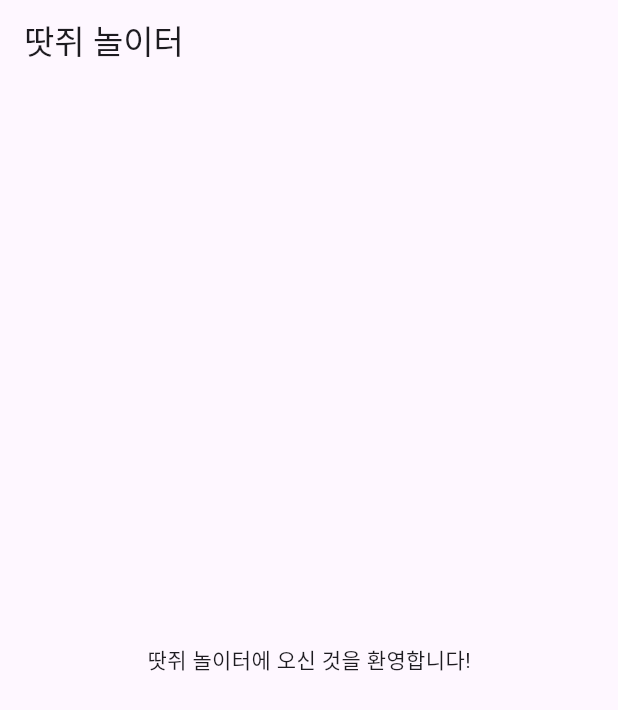
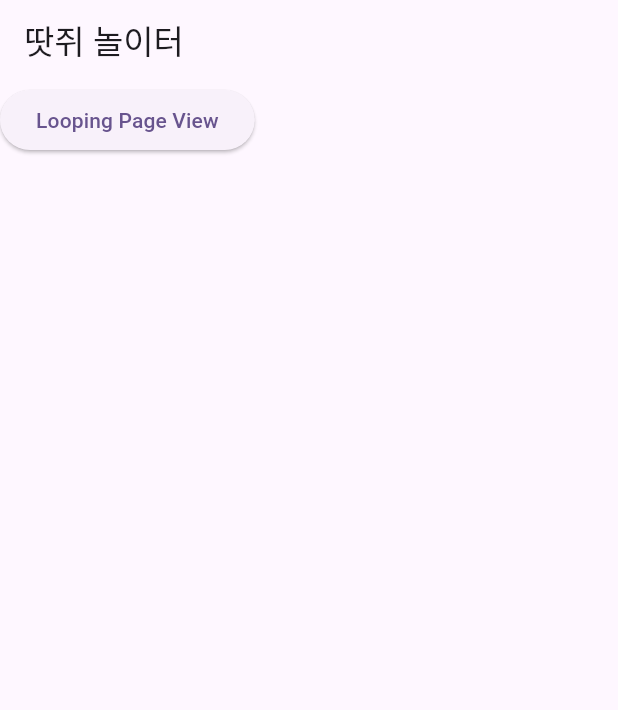
Before and after one commit to Leonamin/dotg_playground, a Flutter app: the screen it shows after launch, on a phone screen of 412 x 824 dp. Shown: the top 710 px of the screen. Run offline on Flutter 3.47's test engine with Material 3 defaults, Android fonts, the phone set to English and light mode, and no system bars.

Commit message:
# ADD - looping

```diff
--- a/lib/1_view/home_view.dart
+++ b/lib/1_view/home_view.dart
@@ -1,3 +1,5 @@
+import 'package:dotg_playground/1_view/looping_page_view.dart';
+import 'package:dotg_playground/3_util/navigator_helper.dart';
 import 'package:flutter/material.dart';
 
 class HomeView extends StatelessWidget {
@@ -9,10 +11,18 @@
       appBar: AppBar(
         title: const Text('땃쥐 놀이터'),
       ),
-      body: const Center(
-        child: Text(
-          '땃쥐 놀이터에 오신 것을 환영합니다!',
-        ),
+      body: Column(
+        children: [
+          ElevatedButton(
+            onPressed: () {
+              NavigatorHelper.push(
+                context,
+                const LoopPageView('asd'),
+              );
+            },
+            child: const Text('Looping Page View'),
+          ),
+        ],
       ),
     );
   }
--- /dev/null
+++ b/lib/3_util/navigator_helper.dart
@@ -0,0 +1,10 @@
+import 'package:flutter/material.dart';
+
+class NavigatorHelper {
+  static void push(BuildContext context, Widget page) => Navigator.push(
+        context,
+        MaterialPageRoute(
+          builder: (context) => page,
+        ),
+      );
+}
```
Also changed, not shown: lib/1_view/looping_page_view.dart (added, +77 -0 lines), lib/1_view/looping_page_view_model.dart (added, +57 -0 lines), pubspec.lock.
